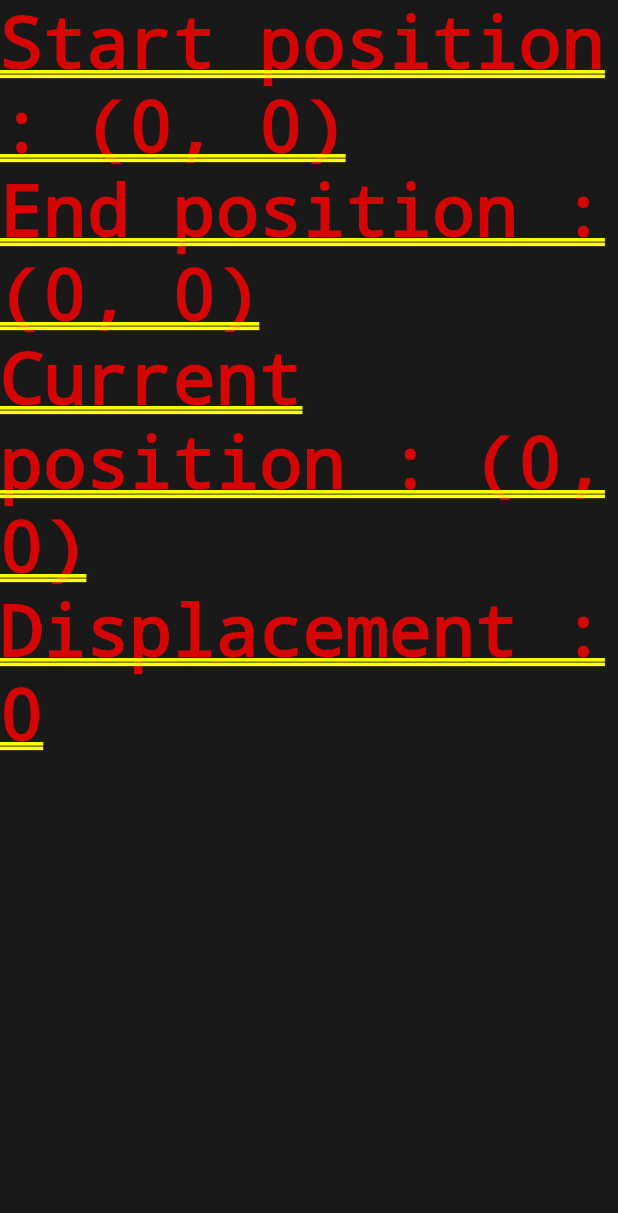
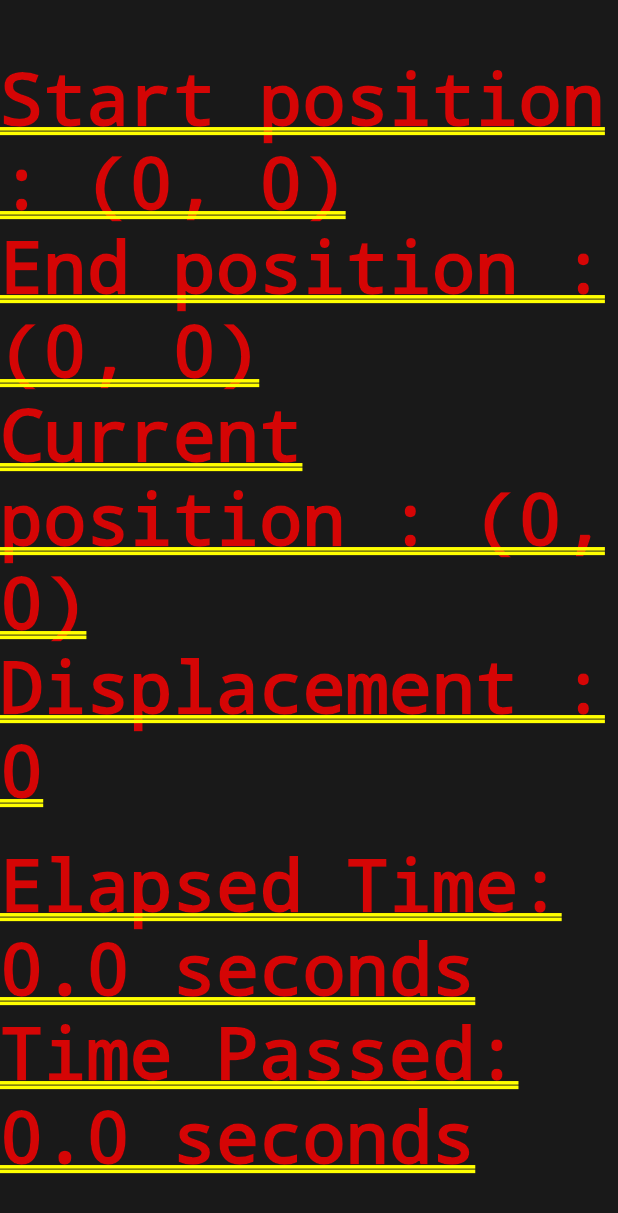
Before and after one commit to Santhosh-btw/TapTrail, a Flutter app: the screen it shows after launch, on a phone screen of 412 x 824 dp. Shown: the top 1213 px of the screen. Run offline on Flutter 3.47's test engine with Material 2 defaults, Android fonts, the phone set to English and light mode, and no system bars.

Commit message:
Timer added
TImer added to keep track of the elapsed time and time passed

```diff
--- a/lib/main.dart
+++ b/lib/main.dart
@@ -1,5 +1,6 @@
 import 'package:flutter/material.dart';
 import 'dart:math';
+import 'dart:async';
 
 void main() => runApp(MaterialApp(
       debugShowCheckedModeBanner: false,
@@ -8,7 +9,7 @@ void main() => runApp(MaterialApp(
     ));
 
 class Scrl extends StatefulWidget {
-  const Scrl({super.key});
+  const Scrl({Key? key}) : super(key: key);
 
   @override
   State<Scrl> createState() => _ScrlState();
@@ -20,21 +21,38 @@ class _ScrlState extends State<Scrl> {
   double dist = 0;
   double disp = 0;
   double curX = 0, curY = 0;
+  double elapsedTime = 0;
+  Timer? timer;
+  double timepassed = 0;
+
+  @override
+  void dispose() {
+    timer?.cancel();
+    super.dispose();
+  }
+
+  void startTimer() {
+    timer = Timer.periodic(Duration(milliseconds: 500), (timer) {
+      setState(() {
+        elapsedTime++;
+      });
+    });
+  }
 
   @override
   Widget build(BuildContext context) {
     return Listener(
       onPointerDown: (event) {
-          setState(
-            () {
+        setState(() {
           startX = event.position.dx;
           startY = event.position.dy;
-            },
-          );
+          elapsedTime = 0;
+          disp = 0;
+          startTimer();
+        });
       },
       onPointerUp: (event) {
-          setState(
-            () {
+        setState(() {
           endX = event.position.dx;
           endY = event.position.dy;
           disp = sqrt(pow((startX - endX), 2) + pow((startY - endY), 2));
@@ -42,8 +60,9 @@ class _ScrlState extends State<Scrl> {
           print('end : (${endX.round()}, ${endY.round()})');
           print('disp : ${disp.round()}');
           print('---');
-            },
-          );
+          timepassed = elapsedTime;
+          timer?.cancel();
+        });
       },
       onPointerMove: (event) => setState(() {
         curX = event.position.dx;
@@ -55,13 +74,19 @@ class _ScrlState extends State<Scrl> {
         color: Color.fromARGB(255, 25, 25, 25),
         child: Center(
           child: Column(
+            mainAxisAlignment: MainAxisAlignment.center,
             children: [
               Text('Start position : (${startX.round()}, ${startY.round()})'),
               Text('End position : (${endX.round()}, ${endY.round()})'),
               Text('Current position : (${curX.round()}, ${curY.round()})'),
-              Text('Displacement : ${disp.round()}')
+              Text('Displacement : ${disp.round()}'),
+              SizedBox(height: 20),
+              Text('Elapsed Time: $elapsedTime seconds'),
+              Text('Time Passed: $timepassed seconds'),
             ],
-          )),
-        ));
+          ),
+        ),
+      ),
+    );
   }
 }
```
Lines whose indentation alone changed are shown as unchanged.
